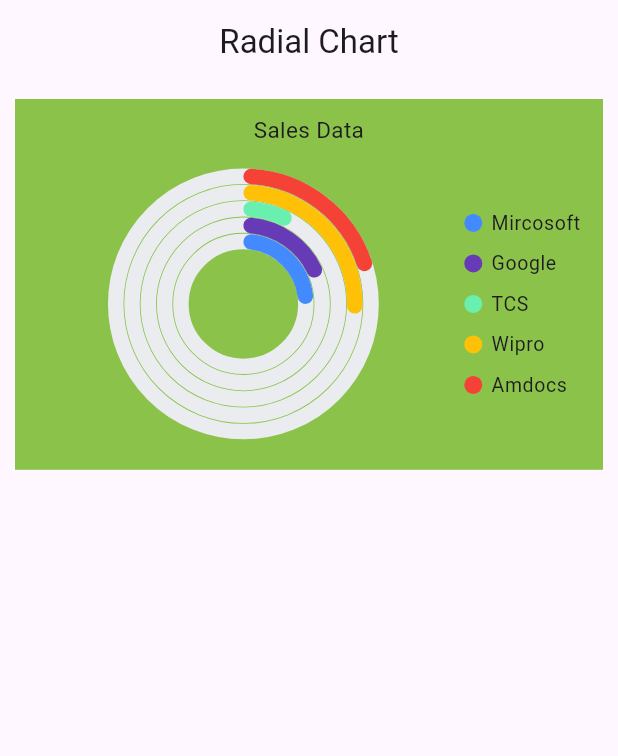
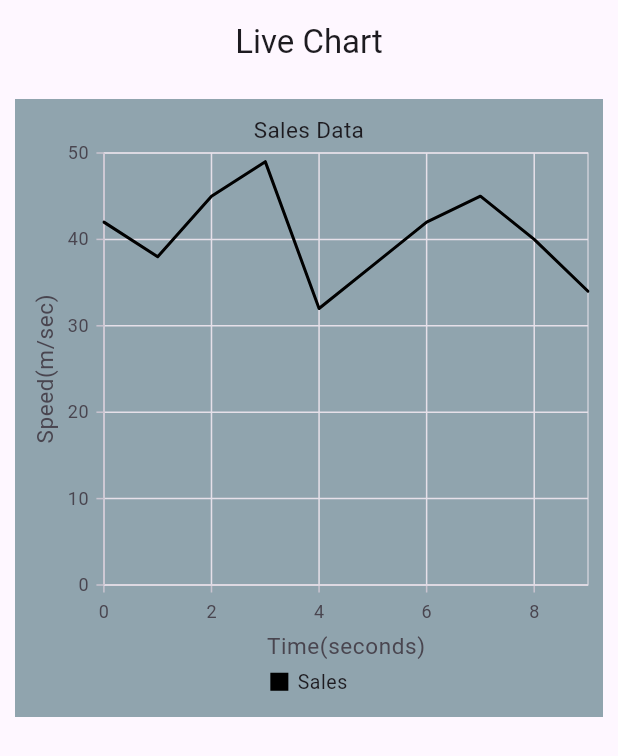
Before and after one commit to aakash-kashyap-2002/charts_flutter, a Flutter app: the screen it shows after launch, on a phone screen of 412 x 824 dp. Shown: the top 756 px of the screen. Run offline on Flutter 3.47's test engine with Material 3 defaults, Android fonts, the phone set to English and light mode, and no system bars; our stand-ins replace syncfusion_flutter_charts.

Commit message:
live charts

```diff
--- a/lib/main.dart
+++ b/lib/main.dart
@@ -1,4 +1,5 @@
 import 'package:charts_flutter/widgets/cartesian_chart.dart';
+import 'package:charts_flutter/widgets/live_chart.dart';
 import 'package:charts_flutter/widgets/pie_chart.dart';
 import 'package:charts_flutter/widgets/radial_chart.dart';
 import 'package:flutter/material.dart';
@@ -14,7 +15,8 @@ class MyApp extends StatelessWidget{
       debugShowCheckedModeBanner: false,
       //home: CartesianChartWidget(),
       //home: PieChartWidget(),
-      home: RadialChartWidget(),
+      //home: RadialChartWidget(),
+      home: LiveChartWidget(),
     );
   }
 }
--- /dev/null
+++ b/lib/widgets/live_chart.dart
@@ -0,0 +1,96 @@
+import 'dart:async';
+import 'dart:math' as math;
+import 'package:flutter/material.dart';
+import 'package:syncfusion_flutter_charts/charts.dart';
+
+class LiveData {
+  LiveData({required this.time, required this.speed});
+  final int time;
+  final num speed;
+}
+
+class LiveChartWidget extends StatefulWidget {
+  const LiveChartWidget({super.key});
+
+  @override
+  State<LiveChartWidget> createState() => _LiveChartWidget();
+}
+
+class _LiveChartWidget extends State<LiveChartWidget> {
+  late List<LiveData> chartData;
+  late ChartSeriesController _chartSeriesController;
+
+  @override
+  void initState() {
+    super.initState();
+    chartData = getChartData();
+    Timer.periodic(const Duration(seconds: 1), updateDataSource);
+  }
+
+  List<LiveData> getChartData() {
+    return <LiveData>[
+      LiveData(time: 0, speed: 42),
+      LiveData(time: 1, speed: 38),
+      LiveData(time: 2, speed: 45),
+      LiveData(time: 3, speed: 49),
+      LiveData(time: 4, speed: 32),
+      LiveData(time: 5, speed: 37),
+      LiveData(time: 6, speed: 42),
+      LiveData(time: 7, speed: 45),
+      LiveData(time: 8, speed: 40),
+      LiveData(time: 9, speed: 34),
+    ];
+  }
+
+  int _time = 10;
+  updateDataSource(Timer timer) {
+    chartData.add(LiveData(time: _time++, speed: (math.Random().nextInt(60))));
+    chartData.removeAt(0);
+    _chartSeriesController.updateDataSource(
+      addedDataIndex: chartData.length-1,
+      removedDataIndex: 0,
+    );
+  }
+
+  @override
+  Widget build(BuildContext context) {
+    return Scaffold(
+      appBar: AppBar(
+        title: const Center(child: Text('Live Chart')),
+      ),
+      body: Container(
+        margin: const EdgeInsets.all(10),
+        height: MediaQuery.of(context).size.height*0.5,
+        child: SfCartesianChart(
+          title: const ChartTitle(text: 'Sales Data'),
+          backgroundColor: Colors.blueGrey.shade300,
+          legend: const Legend(isVisible: true),
+          series: [
+            LineSeries<LiveData,int>(
+              onRendererCreated: (controller) {
+                _chartSeriesController = controller;
+              },
+              dataSource: chartData,
+              xValueMapper: (LiveData livedata, _) => livedata.time,
+              yValueMapper: (LiveData livedata, _) => livedata.speed,
+              color: Colors.black,
+              legendItemText: 'Sales',
+              legendIconType: LegendIconType.seriesType,
+            )
+          ],
+          primaryXAxis: const NumericAxis(
+            majorGridLines: MajorGridLines(width: 1),
+            edgeLabelPlacement: EdgeLabelPlacement.shift,
+            interval: 2,
+            title: AxisTitle(text: 'Time(seconds)'),
+          ),
+          primaryYAxis: const NumericAxis(
+            majorGridLines: MajorGridLines(width: 1),
+            edgeLabelPlacement: EdgeLabelPlacement.shift,
+            title: AxisTitle(text: 'Speed(m/sec)'),
+          ),
+        ),
+      ),
+    );
+  }
+}
```
